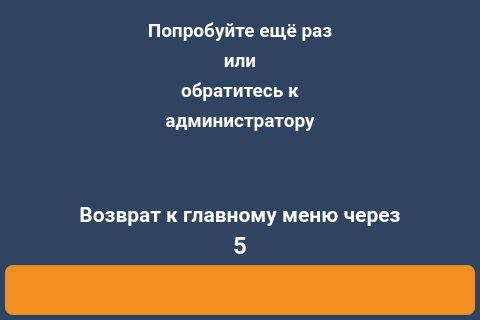
Old version of the form client/GUI/ui/screen_5_Identification_err.ui in the repository komrade2801/AutoSklad; both pictures show x 0 to 480 and y 480 to 800 of the 480 by 800 pixel window.
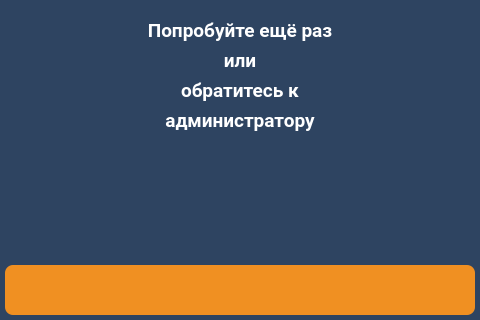
New version of the form. Icons and pictures are not drawn.

```diff
--- a/client/GUI/ui/screen_5_Identification_err.ui
+++ b/client/GUI/ui/screen_5_Identification_err.ui
@@ -45,328 +45,6 @@
 	font-family: &quot;Roboto&quot;, Sans-serif;
 }</string>
   </property>
-  <widget class="QLabel" name="lbl_timeout_back">
-   <property name="geometry">
-    <rect>
-     <x>50</x>
-     <y>710</y>
-     <width>380</width>
-     <height>30</height>
-    </rect>
-   </property>
-   <property name="palette">
-    <palette>
-     <active>
-      <colorrole role="WindowText">
-       <brush brushstyle="SolidPattern">
-        <color alpha="255">
-         <red>255</red>
-         <green>255</green>
-         <blue>255</blue>
-        </color>
-       </brush>
-      </colorrole>
-      <colorrole role="Button">
-       <brush brushstyle="LinearGradientPattern">
-        <gradient startx="0.000000000000000" starty="0.000000000000000" endx="1.000000000000000" endy="0.000000000000000" type="LinearGradient" spread="PadSpread" coordinatemode="ObjectBoundingMode">
-         <gradientstop position="0.000000000000000">
-          <color alpha="0">
-           <red>0</red>
-           <green>0</green>
-           <blue>0</blue>
-          </color>
-         </gradientstop>
-         <gradientstop position="1.000000000000000">
-          <color alpha="0">
-           <red>255</red>
-           <green>255</green>
-           <blue>255</blue>
-          </color>
-         </gradientstop>
-        </gradient>
-       </brush>
-      </colorrole>
-      <colorrole role="Text">
-       <brush brushstyle="SolidPattern">
-        <color alpha="255">
-         <red>255</red>
-         <green>255</green>
-         <blue>255</blue>
-        </color>
-       </brush>
-      </colorrole>
-      <colorrole role="ButtonText">
-       <brush brushstyle="SolidPattern">
-        <color alpha="255">
-         <red>255</red>
-         <green>255</green>
-         <blue>255</blue>
-        </color>
-       </brush>
-      </colorrole>
-      <colorrole role="Base">
-       <brush brushstyle="LinearGradientPattern">
-        <gradient startx="0.000000000000000" starty="0.000000000000000" endx="1.000000000000000" endy="0.000000000000000" type="LinearGradient" spread="PadSpread" coordinatemode="ObjectBoundingMode">
-         <gradientstop position="0.000000000000000">
-          <color alpha="0">
-           <red>0</red>
-           <green>0</green>
-           <blue>0</blue>
-          </color>
-         </gradientstop>
-         <gradientstop position="1.000000000000000">
-          <color alpha="0">
-           <red>255</red>
-           <green>255</green>
-           <blue>255</blue>
-          </color>
-         </gradientstop>
-        </gradient>
-       </brush>
-      </colorrole>
-      <colorrole role="Window">
-       <brush brushstyle="LinearGradientPattern">
-        <gradient startx="0.000000000000000" starty="0.000000000000000" endx="1.000000000000000" endy="0.000000000000000" type="LinearGradient" spread="PadSpread" coordinatemode="ObjectBoundingMode">
-         <gradientstop position="0.000000000000000">
-          <color alpha="0">
-           <red>0</red>
-           <green>0</green>
-           <blue>0</blue>
-          </color>
-         </gradientstop>
-         <gradientstop position="1.000000000000000">
-          <color alpha="0">
-           <red>255</red>
-           <green>255</green>
-           <blue>255</blue>
-          </color>
-         </gradientstop>
-        </gradient>
-       </brush>
-      </colorrole>
-      <colorrole role="PlaceholderText">
-       <brush brushstyle="NoBrush">
-        <color alpha="128">
-         <red>255</red>
-         <green>255</green>
-         <blue>255</blue>
-        </color>
-       </brush>
-      </colorrole>
-     </active>
-     <inactive>
-      <colorrole role="WindowText">
-       <brush brushstyle="SolidPattern">
-        <color alpha="255">
-         <red>255</red>
-         <green>255</green>
-         <blue>255</blue>
-        </color>
-       </brush>
-      </colorrole>
-      <colorrole role="Button">
-       <brush brushstyle="LinearGradientPattern">
-        <gradient startx="0.000000000000000" starty="0.000000000000000" endx="1.000000000000000" endy="0.000000000000000" type="LinearGradient" spread="PadSpread" coordinatemode="ObjectBoundingMode">
-         <gradientstop position="0.000000000000000">
-          <color alpha="0">
-           <red>0</red>
-           <green>0</green>
-           <blue>0</blue>
-          </color>
-         </gradientstop>
-         <gradientstop position="1.000000000000000">
-          <color alpha="0">
-           <red>255</red>
-           <green>255</green>
-           <blue>255</blue>
-          </color>
-         </gradientstop>
-        </gradient>
-       </brush>
-      </colorrole>
-      <colorrole role="Text">
-       <brush brushstyle="SolidPattern">
-        <color alpha="255">
-         <red>255</red>
-         <green>255</green>
-         <blue>255</blue>
-        </color>
-       </brush>
-      </colorrole>
-      <colorrole role="ButtonText">
-       <brush brushstyle="SolidPattern">
-        <color alpha="255">
-         <red>255</red>
-         <green>255</green>
-         <blue>255</blue>
-        </color>
-       </brush>
-      </colorrole>
-      <colorrole role="Base">
-       <brush brushstyle="LinearGradientPattern">
-        <gradient startx="0.000000000000000" starty="0.000000000000000" endx="1.000000000000000" endy="0.000000000000000" type="LinearGradient" spread="PadSpread" coordinatemode="ObjectBoundingMode">
-         <gradientstop position="0.000000000000000">
-          <color alpha="0">
-           <red>0</red>
-           <green>0</green>
-           <blue>0</blue>
-          </color>
-         </gradientstop>
-         <gradientstop position="1.000000000000000">
-          <color alpha="0">
-           <red>255</red>
-           <green>255</green>
-           <blue>255</blue>
-          </color>
-         </gradientstop>
-        </gradient>
-       </brush>
-      </colorrole>
-      <colorrole role="Window">
-       <brush brushstyle="LinearGradientPattern">
-        <gradient startx="0.000000000000000" starty="0.000000000000000" endx="1.000000000000000" endy="0.000000000000000" type="LinearGradient" spread="PadSpread" coordinatemode="ObjectBoundingMode">
-         <gradientstop position="0.000000000000000">
-          <color alpha="0">
-           <red>0</red>
-           <green>0</green>
-           <blue>0</blue>
-          </color>
-         </gradientstop>
-         <gradientstop position="1.000000000000000">
-          <color alpha="0">
-           <red>255</red>
-           <green>255</green>
-           <blue>255</blue>
-          </color>
-         </gradientstop>
-        </gradient>
-       </brush>
-      </colorrole>
-      <colorrole role="PlaceholderText">
-       <brush brushstyle="NoBrush">
-        <color alpha="128">
-         <red>255</red>
-         <green>255</green>
-         <blue>255</blue>
-        </color>
-       </brush>
-      </colorrole>
-     </inactive>
-     <disabled>
-      <colorrole role="WindowText">
-       <brush brushstyle="SolidPattern">
-        <color alpha="255">
-         <red>255</red>
-         <green>255</green>
-         <blue>255</blue>
-        </color>
-       </brush>
-      </colorrole>
-      <colorrole role="Button">
-       <brush brushstyle="LinearGradientPattern">
-        <gradient startx="0.000000000000000" starty="0.000000000000000" endx="1.000000000000000" endy="0.000000000000000" type="LinearGradient" spread="PadSpread" coordinatemode="ObjectBoundingMode">
-         <gradientstop position="0.000000000000000">
-          <color alpha="0">
-           <red>0</red>
-           <green>0</green>
-           <blue>0</blue>
-          </color>
-         </gradientstop>
-         <gradientstop position="1.000000000000000">
-          <color alpha="0">
-           <red>255</red>
-           <green>255</green>
-           <blue>255</blue>
-          </color>
-         </gradientstop>
-        </gradient>
-       </brush>
-      </colorrole>
-      <colorrole role="Text">
-       <brush brushstyle="SolidPattern">
-        <color alpha="255">
-         <red>255</red>
-         <green>255</green>
-         <blue>255</blue>
-        </color>
-       </brush>
-      </colorrole>
-      <colorrole role="ButtonText">
-       <brush brushstyle="SolidPattern">
-        <color alpha="255">
-         <red>255</red>
-         <green>255</green>
-         <blue>255</blue>
-        </color>
-       </brush>
-      </colorrole>
-      <colorrole role="Base">
-       <brush brushstyle="LinearGradientPattern">
-        <gradient startx="0.000000000000000" starty="0.000000000000000" endx="1.000000000000000" endy="0.000000000000000" type="LinearGradient" spread="PadSpread" coordinatemode="ObjectBoundingMode">
-         <gradientstop position="0.000000000000000">
-          <color alpha="0">
-           <red>0</red>
-           <green>0</green>
-           <blue>0</blue>
-          </color>
-         </gradientstop>
-         <gradientstop position="1.000000000000000">
-          <color alpha="0">
-           <red>255</red>
-           <green>255</green>
-           <blue>255</blue>
-          </color>
-         </gradientstop>
-        </gradient>
-       </brush>
-      </colorrole>
-      <colorrole role="Window">
-       <brush brushstyle="LinearGradientPattern">
-        <gradient startx="0.000000000000000" starty="0.000000000000000" endx="1.000000000000000" endy="0.000000000000000" type="LinearGradient" spread="PadSpread" coordinatemode="ObjectBoundingMode">
-         <gradientstop position="0.000000000000000">
-          <color alpha="0">
-           <red>0</red>
-           <green>0</green>
-           <blue>0</blue>
-          </color>
-         </gradientstop>
-         <gradientstop position="1.000000000000000">
-          <color alpha="0">
-           <red>255</red>
-           <green>255</green>
-           <blue>255</blue>
-          </color>
-         </gradientstop>
-        </gradient>
-       </brush>
-      </colorrole>
-      <colorrole role="PlaceholderText">
-       <brush brushstyle="NoBrush">
-        <color alpha="128">
-         <red>255</red>
-         <green>255</green>
-         <blue>255</blue>
-        </color>
-       </brush>
-      </colorrole>
-     </disabled>
-    </palette>
-   </property>
-   <property name="font">
-    <font>
-     <family>Roboto</family>
-     <pointsize>18</pointsize>
-     <weight>75</weight>
-     <bold>true</bold>
-    </font>
-   </property>
-   <property name="text">
-    <string>5</string>
-   </property>
-   <property name="alignment">
-    <set>Qt::AlignCenter</set>
-   </property>
-  </widget>
   <widget class="QLabel" name="lbl_info_1">
    <property name="geometry">
     <rect>
@@ -1569,328 +1247,6 @@
     <set>Qt::AlignCenter</set>
    </property>
   </widget>
-  <widget class="QLabel" name="lbl_info_7">
-   <property name="geometry">
-    <rect>
-     <x>50</x>
-     <y>680</y>
-     <width>380</width>
-     <height>30</height>
-    </rect>
-   </property>
-   <property name="palette">
-    <palette>
-     <active>
-      <colorrole role="WindowText">
-       <brush brushstyle="SolidPattern">
-        <color alpha="255">
-         <red>255</red>
-         <green>255</green>
-         <blue>255</blue>
-        </color>
-       </brush>
-      </colorrole>
-      <colorrole role="Button">
-       <brush brushstyle="LinearGradientPattern">
-        <gradient startx="0.000000000000000" starty="0.000000000000000" endx="1.000000000000000" endy="0.000000000000000" type="LinearGradient" spread="PadSpread" coordinatemode="ObjectBoundingMode">
-         <gradientstop position="0.000000000000000">
-          <color alpha="0">
-           <red>0</red>
-           <green>0</green>
-           <blue>0</blue>
-          </color>
-         </gradientstop>
-         <gradientstop position="1.000000000000000">
-          <color alpha="0">
-           <red>255</red>
-           <green>255</green>
-           <blue>255</blue>
-          </color>
-         </gradientstop>
-        </gradient>
-       </brush>
-      </colorrole>
-      <colorrole role="Text">
-       <brush brushstyle="SolidPattern">
-        <color alpha="255">
-         <red>255</red>
-         <green>255</green>
-         <blue>255</blue>
-        </color>
-       </brush>
-      </colorrole>
-      <colorrole role="ButtonText">
-       <brush brushstyle="SolidPattern">
-        <color alpha="255">
-         <red>255</red>
-         <green>255</green>
-         <blue>255</blue>
-        </color>
-       </brush>
-      </colorrole>
-      <colorrole role="Base">
-       <brush brushstyle="LinearGradientPattern">
-        <gradient startx="0.000000000000000" starty="0.000000000000000" endx="1.000000000000000" endy="0.000000000000000" type="LinearGradient" spread="PadSpread" coordinatemode="ObjectBoundingMode">
-         <gradientstop position="0.000000000000000">
-          <color alpha="0">
-           <red>0</red>
-           <green>0</green>
-           <blue>0</blue>
-          </color>
-         </gradientstop>
-         <gradientstop position="1.000000000000000">
-          <color alpha="0">
-           <red>255</red>
-           <green>255</green>
-           <blue>255</blue>
-          </color>
-         </gradientstop>
-        </gradient>
-       </brush>
-      </colorrole>
-      <colorrole role="Window">
-       <brush brushstyle="LinearGradientPattern">
-        <gradient startx="0.000000000000000" starty="0.000000000000000" endx="1.000000000000000" endy="0.000000000000000" type="LinearGradient" spread="PadSpread" coordinatemode="ObjectBoundingMode">
-         <gradientstop position="0.000000000000000">
-          <color alpha="0">
-           <red>0</red>
-           <green>0</green>
-           <blue>0</blue>
-          </color>
-         </gradientstop>
-         <gradientstop position="1.000000000000000">
-          <color alpha="0">
-           <red>255</red>
-           <green>255</green>
-           <blue>255</blue>
-          </color>
-         </gradientstop>
-        </gradient>
-       </brush>
-      </colorrole>
-      <colorrole role="PlaceholderText">
-       <brush brushstyle="NoBrush">
-        <color alpha="128">
-         <red>255</red>
-         <green>255</green>
-         <blue>255</blue>
-        </color>
-       </brush>
-      </colorrole>
-     </active>
-     <inactive>
-      <colorrole role="WindowText">
-       <brush brushstyle="SolidPattern">
-        <color alpha="255">
-         <red>255</red>
-         <green>255</green>
-         <blue>255</blue>
-        </color>
-       </brush>
-      </colorrole>
-      <colorrole role="Button">
-       <brush brushstyle="LinearGradientPattern">
-        <gradient startx="0.000000000000000" starty="0.000000000000000" endx="1.000000000000000" endy="0.000000000000000" type="LinearGradient" spread="PadSpread" coordinatemode="ObjectBoundingMode">
-         <gradientstop position="0.000000000000000">
-          <color alpha="0">
-           <red>0</red>
-           <green>0</green>
-           <blue>0</blue>
-          </color>
-         </gradientstop>
-         <gradientstop position="1.000000000000000">
-          <color alpha="0">
-           <red>255</red>
-           <green>255</green>
-           <blue>255</blue>
-          </color>
-         </gradientstop>
-        </gradient>
-       </brush>
-      </colorrole>
-      <colorrole role="Text">
-       <brush brushstyle="SolidPattern">
-        <color alpha="255">
-         <red>255</red>
-         <green>255</green>
-         <blue>255</blue>
-        </color>
-       </brush>
-      </colorrole>
-      <colorrole role="ButtonText">
-       <brush brushstyle="SolidPattern">
-        <color alpha="255">
-         <red>255</red>
-         <green>255</green>
-         <blue>255</blue>
-        </color>
-       </brush>
-      </colorrole>
-      <colorrole role="Base">
-       <brush brushstyle="LinearGradientPattern">
-        <gradient startx="0.000000000000000" starty="0.000000000000000" endx="1.000000000000000" endy="0.000000000000000" type="LinearGradient" spread="PadSpread" coordinatemode="ObjectBoundingMode">
-         <gradientstop position="0.000000000000000">
-          <color alpha="0">
-           <red>0</red>
-           <green>0</green>
-           <blue>0</blue>
-          </color>
-         </gradientstop>
-         <gradientstop position="1.000000000000000">
-          <color alpha="0">
-           <red>255</red>
-           <green>255</green>
-           <blue>255</blue>
-          </color>
-         </gradientstop>
-        </gradient>
-       </brush>
-      </colorrole>
-      <colorrole role="Window">
-       <brush brushstyle="LinearGradientPattern">
-        <gradient startx="0.000000000000000" starty="0.000000000000000" endx="1.000000000000000" endy="0.000000000000000" type="LinearGradient" spread="PadSpread" coordinatemode="ObjectBoundingMode">
-         <gradientstop position="0.000000000000000">
-          <color alpha="0">
-           <red>0</red>
-           <green>0</green>
-           <blue>0</blue>
-          </color>
-         </gradientstop>
-         <gradientstop position="1.000000000000000">
-          <color alpha="0">
-           <red>255</red>
-           <green>255</green>
-           <blue>255</blue>
-          </color>
-         </gradientstop>
-        </gradient>
-       </brush>
-      </colorrole>
-      <colorrole role="PlaceholderText">
-       <brush brushstyle="NoBrush">
-        <color alpha="128">
-         <red>255</red>
-         <green>255</green>
-         <blue>255</blue>
-        </color>
-       </brush>
-      </colorrole>
-     </inactive>
-     <disabled>
-      <colorrole role="WindowText">
-       <brush brushstyle="SolidPattern">
-        <color alpha="255">
-         <red>255</red>
-         <green>255</green>
-         <blue>255</blue>
-        </color>
-       </brush>
-      </colorrole>
-      <colorrole role="Button">
-       <brush brushstyle="LinearGradientPattern">
-        <gradient startx="0.000000000000000" starty="0.000000000000000" endx="1.000000000000000" endy="0.000000000000000" type="LinearGradient" spread="PadSpread" coordinatemode="ObjectBoundingMode">
-         <gradientstop position="0.000000000000000">
-          <color alpha="0">
-           <red>0</red>
-           <green>0</green>
-           <blue>0</blue>
-          </color>
-         </gradientstop>
-         <gradientstop position="1.000000000000000">
-          <color alpha="0">
-           <red>255</red>
-           <green>255</green>
-           <blue>255</blue>
-          </color>
-         </gradientstop>
-        </gradient>
-       </brush>
-      </colorrole>
-      <colorrole role="Text">
-       <brush brushstyle="SolidPattern">
-        <color alpha="255">
-         <red>255</red>
-         <green>255</green>
-         <blue>255</blue>
-        </color>
-       </brush>
-      </colorrole>
-      <colorrole role="ButtonText">
-       <brush brushstyle="SolidPattern">
-        <color alpha="255">
-         <red>255</red>
-         <green>255</green>
-         <blue>255</blue>
-        </color>
-       </brush>
-      </colorrole>
-      <colorrole role="Base">
-       <brush brushstyle="LinearGradientPattern">
-        <gradient startx="0.000000000000000" starty="0.000000000000000" endx="1.000000000000000" endy="0.000000000000000" type="LinearGradient" spread="PadSpread" coordinatemode="ObjectBoundingMode">
-         <gradientstop position="0.000000000000000">
-          <color alpha="0">
-           <red>0</red>
-           <green>0</green>
-           <blue>0</blue>
-          </color>
-         </gradientstop>
-         <gradientstop position="1.000000000000000">
-          <color alpha="0">
-           <red>255</red>
-           <green>255</green>
-           <blue>255</blue>
-          </color>
-         </gradientstop>
-        </gradient>
-       </brush>
-      </colorrole>
-      <colorrole role="Window">
-       <brush brushstyle="LinearGradientPattern">
-        <gradient startx="0.000000000000000" starty="0.000000000000000" endx="1.000000000000000" endy="0.000000000000000" type="LinearGradient" spread="PadSpread" coordinatemode="ObjectBoundingMode">
-         <gradientstop position="0.000000000000000">
-          <color alpha="0">
-           <red>0</red>
-           <green>0</green>
-           <blue>0</blue>
-          </color>
-         </gradientstop>
-         <gradientstop position="1.000000000000000">
-          <color alpha="0">
-           <red>255</red>
-           <green>255</green>
-           <blue>255</blue>
-          </color>
-         </gradientstop>
-        </gradient>
-       </brush>
-      </colorrole>
-      <colorrole role="PlaceholderText">
-       <brush brushstyle="NoBrush">
-        <color alpha="128">
-         <red>255</red>
-         <green>255</green>
-         <blue>255</blue>
-        </color>
-       </brush>
-      </colorrole>
-     </disabled>
-    </palette>
-   </property>
-   <property name="font">
-    <font>
-     <family>Roboto</family>
-     <pointsize>16</pointsize>
-     <weight>75</weight>
-     <bold>true</bold>
-    </font>
-   </property>
-   <property name="text">
-    <string>Возврат к главному меню через</string>
-   </property>
-   <property name="alignment">
-    <set>Qt::AlignCenter</set>
-   </property>
-  </widget>
   <widget class="QLabel" name="lbl_info_ico">
    <property name="geometry">
     <rect>
```
Left out of the diff: 14 changed lines with no effect on the pictures.
